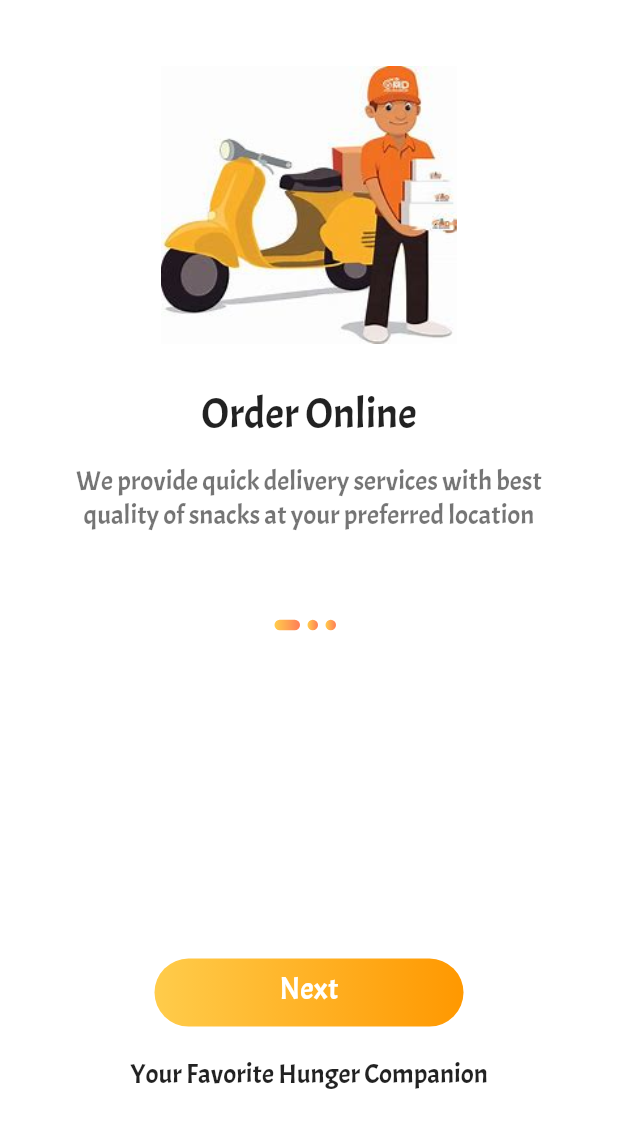
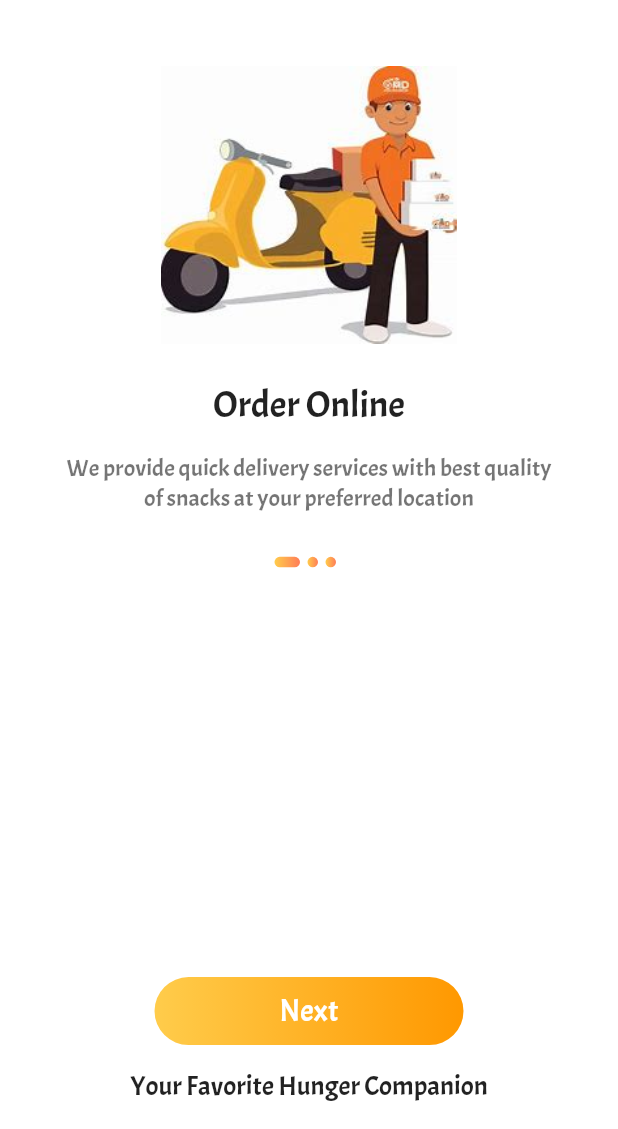
Before and after one commit to isaacjosh71/SnackBar, a Flutter app: the Slide screen opened directly, on a phone screen of 412 x 824 dp, the part 107-1236 px from its top. Run offline on Flutter 3.47's test engine with Material 2 defaults, Android fonts, the phone set to English and light mode, and no system bars; drawn by our look-alikes of animated_text_kit; our stand-ins replace badges, firebase_core, flutter_svg, fluttericon, get, page_transition and 1 more; accounts and stored records are empty; network calls fail.

Commit message:
My First Commit

```diff
--- a/lib/main.dart
+++ b/lib/main.dart
@@ -7,10 +7,10 @@ import 'package:snack_bar/screens/splash.dart';
 import 'package:sizer/sizer.dart';
 import 'data/controllers/most_popular_ctlr.dart';
 import 'data/controllers/recommended_ctlr.dart';
-import 'helpers/router.dart' as router;
 import 'package:firebase_core/firebase_core.dart';
 import 'package:get/get.dart';
 import 'package:snack_bar/helpers/dependency.dart' as dep;
+import 'helpers/router.dart';
 
 
 void main() async {
@@ -34,8 +34,8 @@ class MyApp extends StatelessWidget {
         theme: ThemeData(
           fontFamily: 'Acme',
         ),
-        // initialRoute: ,
-        // getPages: [],
+        initialRoute: RouteHelper.initial,
+        getPages: RouteHelper.routes,
         home: const RootApp(),
       );
     },);
--- a/lib/screens/onboarding.dart
+++ b/lib/screens/onboarding.dart
@@ -86,13 +86,13 @@ class _SlideState extends State<Slide> {
                                 contents[i].image,
                                 height: MediaQuery.of(context).size.height * 0.225),
                             SizedBox(
-                                height: MediaQuery.of(context).size.height * 0.035),
+                                height: MediaQuery.of(context).size.height * 0.03),
                             Text(
                               contents[i].text,
                               textAlign: TextAlign.center,
                               style: const TextStyle(
                                 color: Colors.black87,
-                                fontSize:28,
+                                fontSize:25,
                               ),),
                             SizedBox(
                                 height: MediaQuery.of(context).size.height * 0.02),
@@ -101,10 +101,10 @@ class _SlideState extends State<Slide> {
                               textAlign: TextAlign.center,
                               style: const TextStyle(
                                 color: Colors.black54,
-                                fontSize: 18,
+                                fontSize: 16,
                               ),),
                             SizedBox(
-                                height: MediaQuery.of(context).size.height * 0.07),
+                                height: MediaQuery.of(context).size.height * 0.035),
                             Row(
                               mainAxisAlignment: MainAxisAlignment.center,
                               children:
@@ -117,7 +117,7 @@ class _SlideState extends State<Slide> {
                     }),
               ),
                SizedBox(
-                  height: MediaQuery.of(context).size.height * 0.04),
+                  height: MediaQuery.of(context).size.height * 0.03),
               Container(
                 height: MediaQuery.of(context).size.height * 0.055,
                 width: MediaQuery.of(context).size.width * 0.5,
@@ -130,8 +130,7 @@ class _SlideState extends State<Slide> {
                       ]),
                 ),
                 child: GestureDetector(
-                    child: Padding(
-                      padding: const EdgeInsets.all(8.0),
+                    child: Center(
                       child: Text( currentIndex == contents.length -1
                           ? 'Get Started' : 'Next',
                         textAlign: TextAlign.center,
@@ -148,7 +147,7 @@ class _SlideState extends State<Slide> {
                     }),
               ),
               SizedBox(
-                  height: MediaQuery.of(context).size.height * 0.025),
+                  height: MediaQuery.of(context).size.height * 0.02),
               AnimatedTextKit(
                 animatedTexts: [
                   TyperAnimatedText('Your Favorite Hunger Companion',
@@ -160,7 +159,7 @@ class _SlideState extends State<Slide> {
                 repeatForever: true,
               ),
               SizedBox(
-                  height: MediaQuery.of(context).size.height * 0.03),
+                  height: MediaQuery.of(context).size.height * 0.02),
             ],
           ),
       ),
--- a/lib/validations/logIn.dart
+++ b/lib/validations/logIn.dart
@@ -11,7 +11,7 @@ class LogIn extends StatelessWidget {
       backgroundColor: Colors.white,
       body:
       SafeArea(
-        minimum: const EdgeInsets.only(top: 150),
+        minimum: EdgeInsets.only(top: MediaQuery.of(context).size.height * 0.15),
         child: SingleChildScrollView(
             child: Column(
                 mainAxisAlignment: MainAxisAlignment.start,
--- a/lib/validations/signIn.dart
+++ b/lib/validations/signIn.dart
@@ -9,7 +9,7 @@ class SignIn extends StatelessWidget {
     return Scaffold(
       body:
       SafeArea(
-        minimum: const EdgeInsets.only(top: 150),
+        minimum: EdgeInsets.only(top: MediaQuery.of(context).size.height * 0.15),
         child: SingleChildScrollView(
           child: Column(
             mainAxisAlignment: MainAxisAlignment.start,
--- a/lib/widgets/dish_card.dart
+++ b/lib/widgets/dish_card.dart
@@ -15,7 +15,7 @@ class DishCard extends StatelessWidget {
   @override
   Widget build(BuildContext context) {
     return SizedBox(
-      height: MediaQuery.of(context).size.height * 0.92,
+      height: MediaQuery.of(context).size.height * 1.16,
       child: GetBuilder<RecommendedController>(builder:(recommendedC){
         return recommendedC.isLoaded?
         GestureDetector(
@@ -62,7 +62,7 @@ class DishCard extends StatelessWidget {
                               overflow: TextOverflow.ellipsis,
                               style: const TextStyle(
                                   color: Color(0xFF2B3849),
-                                  fontSize: 17,
+                                  fontSize: 15,
                                   fontWeight: FontWeight.bold),
                             ),
                             const SizedBox(
@@ -78,7 +78,7 @@ class DishCard extends StatelessWidget {
                               ),
                             ),
                             const SizedBox(
-                              height: 15,
+                              height: 17,
                             ),
                             Row(
                               crossAxisAlignment: CrossAxisAlignment.center,
--- a/lib/widgets/store_card.dart
+++ b/lib/widgets/store_card.dart
@@ -49,7 +49,7 @@ class _StoreCardState extends State<StoreCard> {
         height: _height,
         child: GestureDetector(
           onTap: (){
-            Get.toNamed(RouteHelper.getMostPopular());
+            Get.to(const MostPopular());
           },
           child: PageView.builder(
             controller: pageController,
```
Also changed, not shown: lib/screens/Home/most_popular.dart (+15 -0 lines).
